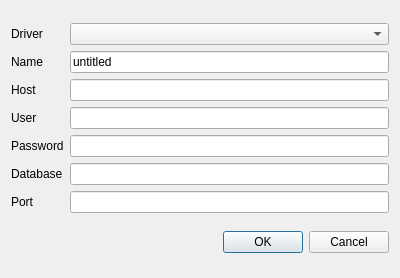
The window that adddatabasedialog.ui (mugiseyebrows/mugi-query) describes before a commit, drawn with Qt 5.
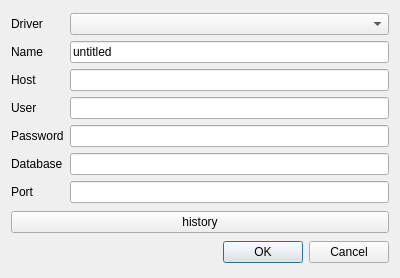
The same window after the commit.

```diff
--- a/adddatabasedialog.ui
+++ b/adddatabasedialog.ui
@@ -92,6 +92,13 @@
      </item>
     </layout>
    </item>
+   <item>
+    <widget class="QPushButton" name="history">
+     <property name="text">
+      <string>history</string>
+     </property>
+    </widget>
+   </item>
    <item>
     <widget class="QDialogButtonBox" name="buttonBox">
      <property name="orientation">
```
